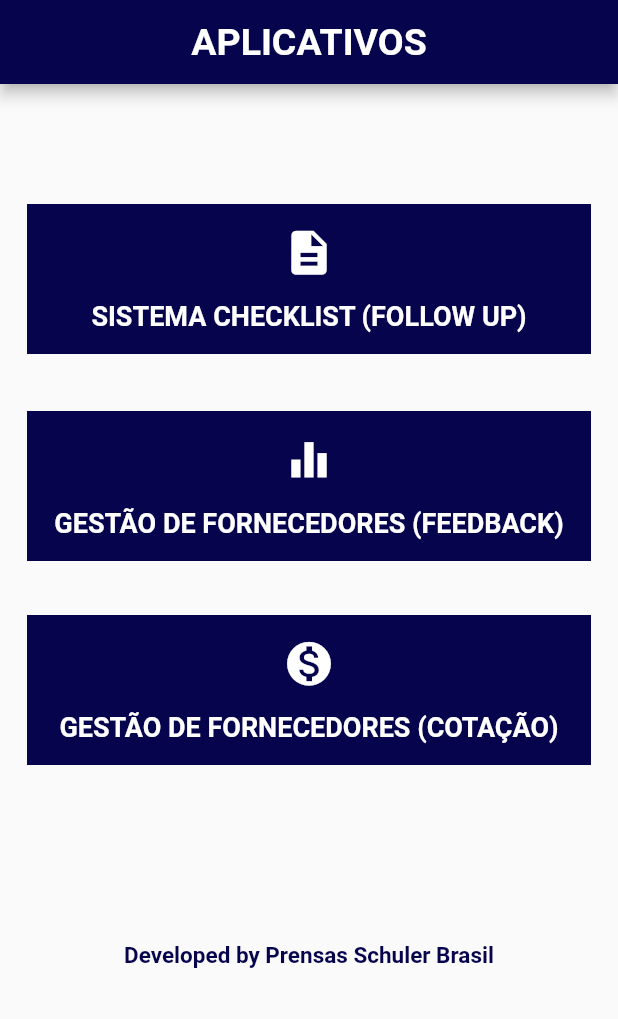
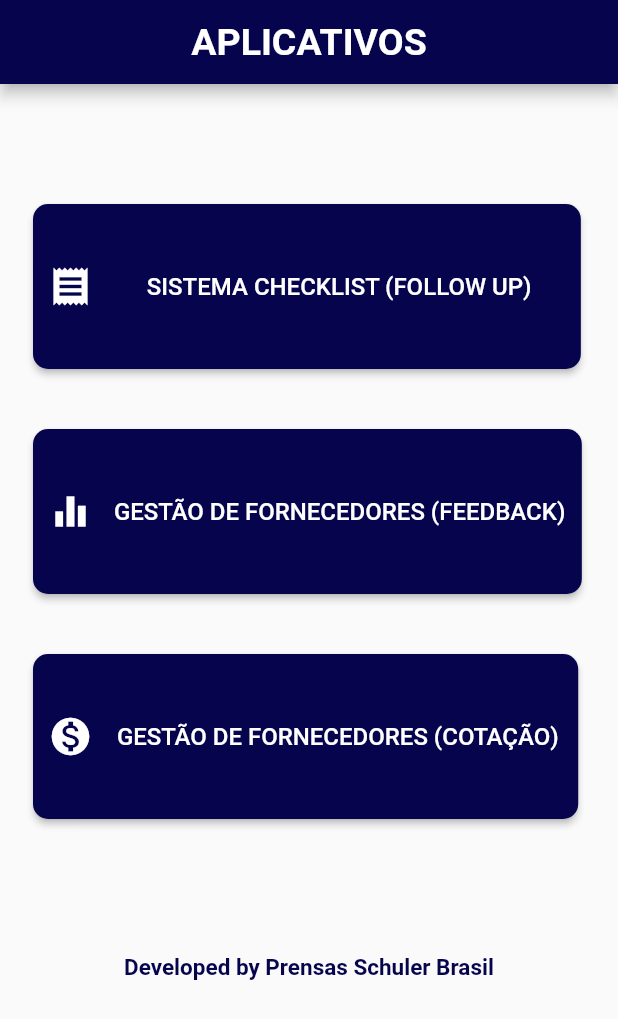
Before and after one commit to schulerpsb/sps, a Flutter app: the screen it shows after launch, on a phone screen of 412 x 824 dp. Shown: the top 1019 px of the screen. Run offline on Flutter 3.47's test engine with Material 2 defaults, Android fonts, the phone set to English and light mode, and no system bars; our stand-ins replace splashscreen, sqflite; missing offline and left inert: http_interceptor; accounts and stored records are empty.

Commit message:
ADRIANO Desenvolvimento 10/11/2020

```diff
--- a/lib/main.dart
+++ b/lib/main.dart
@@ -4,6 +4,7 @@ import 'package:sps/screens/MenuPrincipal.dart';
 import 'package:sps/screens/sps_login_screen.dart';
 
 void main() {
+  //runApp(Sps(),
   runApp(MenuPrincipal(),
   );
 }
--- a/lib/screens/MenuPrincipal.dart
+++ b/lib/screens/MenuPrincipal.dart
@@ -18,106 +18,92 @@ class MenuPrincipal extends StatelessWidget {
         crossAxisAlignment: CrossAxisAlignment.start,
         children: <Widget>[
           Padding(
-            padding: const EdgeInsets.only(top:80,left:18,right:18, bottom: 20),
-            child: Container(
-              padding: EdgeInsets.all(15.0),
-              height: 100,
-              width: 500,
+            padding:
+                const EdgeInsets.only(top: 80, left: 22, right: 20, bottom: 20),
+            child: RaisedButton.icon(
+              onPressed: () {
+                print('Checklist');
+              },
+              shape: RoundedRectangleBorder(
+                  borderRadius: BorderRadius.all(Radius.circular(10.0))),
+              icon: Icon(
+                Icons.receipt,
+                color: Colors.white,
+                size: 30.0
+              ),
+              label: Text(
+                'SISTEMA CHECKLIST (FOLLOW UP)              ',
+                style: TextStyle(color: Colors.white, fontSize: 16.0),
+                textAlign: TextAlign.center,
+              ),
+              padding: EdgeInsets.fromLTRB(10, 40, 5, 40),
+              textColor: Colors.white,
+              splashColor: Colors.red,
               color: Color(0xff06044C),
-              child: Column(
-                mainAxisAlignment: MainAxisAlignment.spaceBetween,
-                crossAxisAlignment: CrossAxisAlignment.start,
-                children: <Widget>[
-                  Align(
-                      alignment: Alignment.center,
-                      child: Icon(Icons.description,
-                          color: Colors.white, size: 35.0)),
-                  Align(
-                    alignment: Alignment.center,
-                    child: Text(
-                      'SISTEMA CHECKLIST (FOLLOW UP)',
-                      style: TextStyle(
-                        color: Colors.white,
-                        fontSize: 18.0,
-                        fontWeight: FontWeight.bold,
-                      ),
-                    ),
-                  )
-                ],
-              ),
             ),
           ),
 
           Padding(
-            padding: const EdgeInsets.all(18.0),
-            child: Container(
-              padding: EdgeInsets.all(15.0),
-              height: 100,
-              width: 500,
+            padding:
+            const EdgeInsets.only(top: 20, left: 22, right: 20, bottom: 20),
+            child: RaisedButton.icon(
+              onPressed: () {
+                print('Feedback');
+              },
+              shape: RoundedRectangleBorder(
+                  borderRadius: BorderRadius.all(Radius.circular(10.0))),
+              icon: Icon(
+                  Icons.equalizer,
+                  color: Colors.white,
+                  size: 30.0
+              ),
+              label: Text(
+                'GESTÃO DE FORNECEDORES (FEEDBACK)   ',
+                style: TextStyle(color: Colors.white, fontSize: 16.0),
+                textAlign: TextAlign.center,
+              ),
+              padding: EdgeInsets.fromLTRB(10, 40, 5, 40),
+              textColor: Colors.white,
+              splashColor: Colors.red,
               color: Color(0xff06044C),
-              child: Column(
-                mainAxisAlignment: MainAxisAlignment.spaceBetween,
-                crossAxisAlignment: CrossAxisAlignment.start,
-                children: <Widget>[
-                  Align(
-                      alignment: Alignment.center,
-                      child: Icon(Icons.equalizer,
-                          color: Colors.white, size: 35.0)),
-                  Align(
-                    alignment: Alignment.center,
-                    child: Text(
-                      'GESTÃO DE FORNECEDORES (FEEDBACK)',
-                      style: TextStyle(
-                        color: Colors.white,
-                        fontSize: 18.0,
-                        fontWeight: FontWeight.bold,
-                      ),
-                    ),
-                  )
-                ],
-              ),
             ),
           ),
 
           Padding(
-            padding: const EdgeInsets.all(18.0),
-            child: Container(
-              padding: EdgeInsets.all(15.0),
-              height: 100,
-              width: 500,
+            padding:
+            const EdgeInsets.only(top: 20, left: 22, right: 20, bottom: 20),
+            child: RaisedButton.icon(
+              onPressed: () {
+                print('Cotação');
+              },
+              shape: RoundedRectangleBorder(
+                  borderRadius: BorderRadius.all(Radius.circular(10.0))),
+              icon: Icon(
+                  Icons.monetization_on,
+                  color: Colors.white,
+                  size: 30.0
+              ),
+              label: Text(
+                'GESTÃO DE FORNECEDORES (COTAÇÃO)    ',
+                style: TextStyle(color: Colors.white, fontSize: 16.0),
+                textAlign: TextAlign.center,
+              ),
+              padding: EdgeInsets.fromLTRB(10, 40, 5, 40),
+              textColor: Colors.white,
+              splashColor: Colors.red,
               color: Color(0xff06044C),
-              child: Column(
-                mainAxisAlignment: MainAxisAlignment.spaceBetween,
-                crossAxisAlignment: CrossAxisAlignment.start,
-                children: <Widget>[
-                  Align(
-                      alignment: Alignment.center,
-                      child: Icon(Icons.monetization_on,
-                          color: Colors.white, size: 35.0)),
-                  Align(
-                    alignment: Alignment.center,
-                    child: Text(
-                      'GESTÃO DE FORNECEDORES (COTAÇÃO)',
-                      style: TextStyle(
-                        color: Colors.white,
-                        fontSize: 18.0,
-                        fontWeight: FontWeight.bold,
-                      ),
-                    ),
-                  )
-                ],
-              ),
             ),
           ),
 
           Padding(
-            padding: const EdgeInsets.only(top:100,left:18,right:18, bottom: 0),
+            padding:
+                const EdgeInsets.only(top: 70, left: 18, right: 18, bottom: 0),
             child: Column(
               mainAxisAlignment: MainAxisAlignment.start,
               crossAxisAlignment: CrossAxisAlignment.start,
               children: <Widget>[
                 Align(
-                    alignment: Alignment.bottomCenter ,
+                  alignment: Alignment.bottomCenter,
                   child: Text(
                     'Developed by Prensas Schuler Brasil',
                     style: TextStyle(
@@ -130,7 +116,6 @@ class MenuPrincipal extends StatelessWidget {
               ],
             ),
           ),
-
         ],
       ),
     ));
```
Lines whose indentation alone changed are shown as unchanged.
